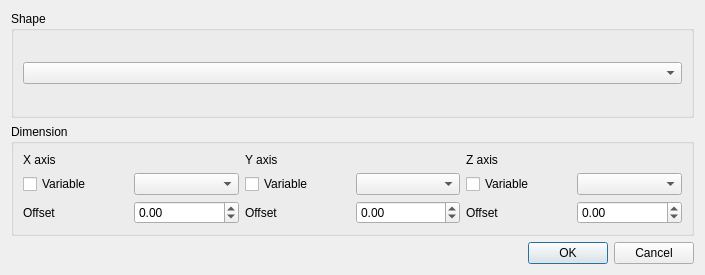
Old version of the form shapedialog.ui in the repository FLAME-HPC/flame_visualiser.
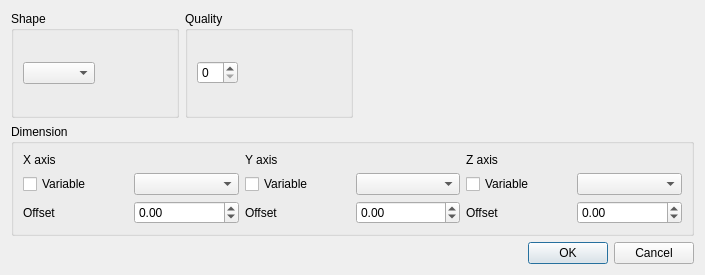
New version of the form.

Commit message: Added quality value to shape objects when a sphere

Diff of the .ui file:
```diff
--- a/shapedialog.ui
+++ b/shapedialog.ui
@@ -13,18 +13,77 @@
   <property name="windowTitle">
    <string>Dialog</string>
   </property>
-  <layout class="QVBoxLayout" name="verticalLayout_3">
+  <layout class="QVBoxLayout" name="verticalLayout">
+   <item>
+    <layout class="QHBoxLayout" name="horizontalLayout_10">
+     <item>
+      <layout class="QHBoxLayout" name="horizontalLayout_9">
    <item>
     <widget class="QGroupBox" name="groupBox_2">
      <property name="title">
       <string>Shape</string>
      </property>
-     <layout class="QVBoxLayout" name="verticalLayout">
+         <layout class="QHBoxLayout" name="horizontalLayout_7">
       <item>
        <widget class="QComboBox" name="comboBox_Shape"/>
       </item>
-     </layout>
-    </widget>
+          <item>
+           <spacer name="horizontalSpacer_2">
+            <property name="orientation">
+             <enum>Qt::Horizontal</enum>
+            </property>
+            <property name="sizeHint" stdset="0">
+             <size>
+              <width>40</width>
+              <height>20</height>
+             </size>
+            </property>
+           </spacer>
+          </item>
+         </layout>
+        </widget>
+       </item>
+       <item>
+        <widget class="QGroupBox" name="groupBox_Quality">
+         <property name="title">
+          <string>Quality</string>
+         </property>
+         <layout class="QHBoxLayout" name="horizontalLayout_8">
+          <item>
+           <widget class="QSpinBox" name="spinBoxQuality"/>
+          </item>
+          <item>
+           <spacer name="horizontalSpacer">
+            <property name="orientation">
+             <enum>Qt::Horizontal</enum>
+            </property>
+            <property name="sizeHint" stdset="0">
+             <size>
+              <width>40</width>
+              <height>20</height>
+             </size>
+            </property>
+           </spacer>
+          </item>
+         </layout>
+        </widget>
+       </item>
+      </layout>
+     </item>
+     <item>
+      <spacer name="horizontalSpacer_3">
+       <property name="orientation">
+        <enum>Qt::Horizontal</enum>
+       </property>
+       <property name="sizeHint" stdset="0">
+        <size>
+         <width>40</width>
+         <height>20</height>
+        </size>
+       </property>
+      </spacer>
+     </item>
+    </layout>
    </item>
    <item>
     <widget class="QGroupBox" name="groupBox">
```
Lines whose indentation alone changed are shown as unchanged. The commit also changes 7 other files.
